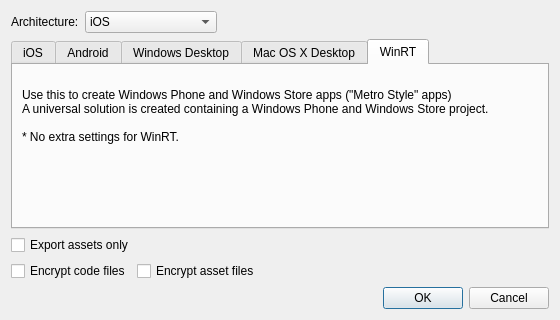
Before: the Qt Designer form ui/exportprojectdialog.ui in gideros/gideros, drawn with Qt 5.
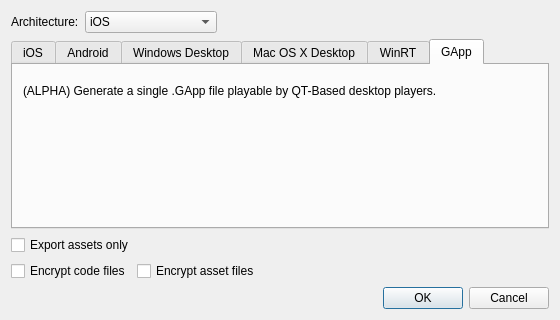
After: the same form once the commit is applied.

Commit message: ALPHA support of GApp file format for launch on player from command line

What changed in the file:
```diff
--- a/ui/exportprojectdialog.ui
+++ b/ui/exportprojectdialog.ui
@@ -85,7 +85,7 @@
       <string>Choose your platform here.</string>
      </property>
      <property name="currentIndex">
-      <number>4</number>
+      <number>5</number>
      </property>
      <widget class="QWidget" name="tab">
       <attribute name="title">
@@ -257,6 +257,27 @@
        </item>
       </layout>
      </widget>
+     <widget class="QWidget" name="tab_5">
+      <attribute name="title">
+       <string>GApp</string>
+      </attribute>
+      <widget class="QLabel" name="label_7">
+       <property name="geometry">
+        <rect>
+         <x>10</x>
+         <y>10</y>
+         <width>518</width>
+         <height>31</height>
+        </rect>
+       </property>
+       <property name="text">
+        <string>(ALPHA) Generate a single .GApp file playable by QT-Based desktop players.</string>
+       </property>
+       <property name="wordWrap">
+        <bool>true</bool>
+       </property>
+      </widget>
+     </widget>
     </widget>
    </item>
    <item>
```
Left out of the diff: 5 changed lines with no effect on the pictures. The commit also changes 6 other files.
